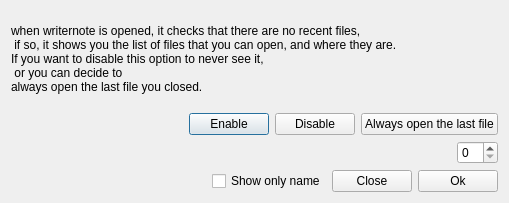
This is src/last_open/option/option_last_open_ui.ui in giacomogroppi/writernote-qt as Qt 5 draws it before an edit. The edited form follows.
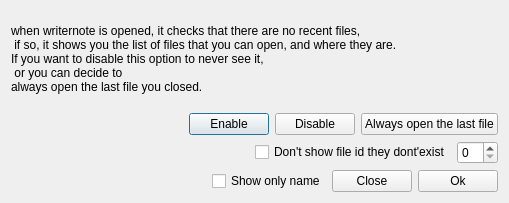
This is the edited form.

The edit to the form file:
```diff
--- a/src/last_open/option/option_last_open_ui.ui
+++ b/src/last_open/option/option_last_open_ui.ui
@@ -84,6 +84,13 @@
        </property>
       </spacer>
      </item>
+     <item>
+      <widget class="QCheckBox" name="checkBox">
+       <property name="text">
+        <string>Don't show file id they dont'exist</string>
+       </property>
+      </widget>
+     </item>
      <item>
       <widget class="QSpinBox" name="spinBox"/>
      </item>
```
